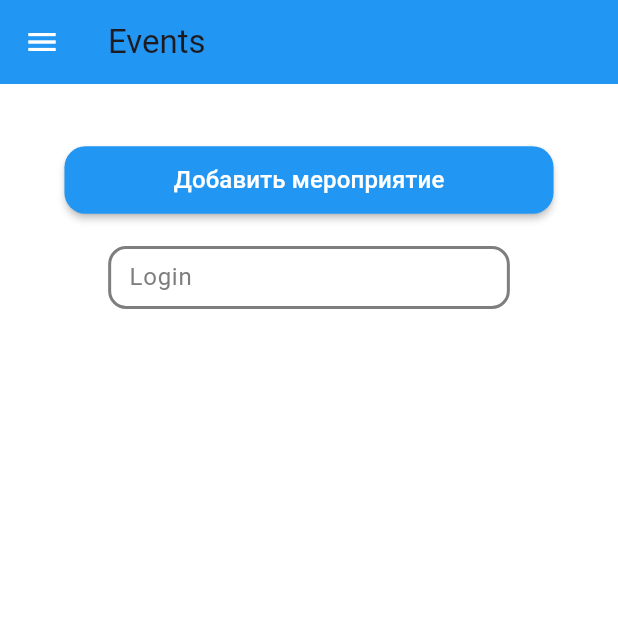
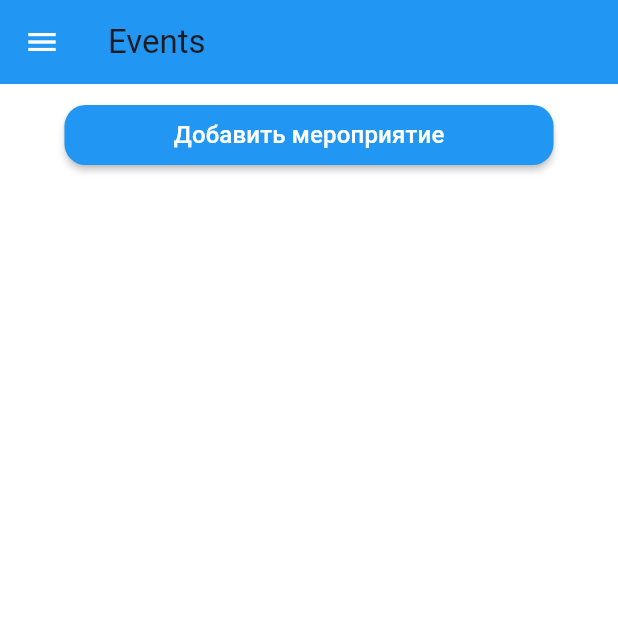
Before and after one commit to nakito-own/Lifeguard-app, a Flutter app: the EventsScreen screen opened by its route, on a phone screen of 412 x 824 dp, the top half of it. Run offline on Flutter 3.47's test engine with Material 3 defaults, Android fonts, the light colour scheme and no system bars; our stand-ins replace shared_preferences; accounts and stored records are empty.

Commit message:
Modification login mehanic -- ADD API

```diff
--- a/lib/main.dart
+++ b/lib/main.dart
@@ -1,6 +1,7 @@
 import 'package:flutter/material.dart';
 import 'package:lifeguard/screens/events_screen.dart';
 import 'package:lifeguard/screens/inventory_screen.dart';
+import 'package:lifeguard/screens/login_screen.dart';
 import 'package:lifeguard/screens/manuals_screen.dart';
 import 'package:lifeguard/screens/shift_screen.dart';
 import 'package:shared_preferences/shared_preferences.dart';
@@ -51,8 +52,9 @@ class _MyAppState extends State<MyApp> {
       theme: AppLightTheme.lightTheme,
       darkTheme: AppDarkTheme.darkTheme,
       themeMode: _isDarkTheme ? ThemeMode.dark : ThemeMode.light,
-      home: HomeScreen(toggleTheme: _toggleTheme),
+      home: LoginScreen(toggleTheme: _toggleTheme),
       routes: {
+        '/login': (context) => LoginScreen(toggleTheme: _toggleTheme),
         '/home': (context) => HomeScreen(toggleTheme: _toggleTheme),
         '/details': (context) => DetailsScreen(toggleTheme: _toggleTheme),
         '/profile': (context) => ProfileScreen(toggleTheme: _toggleTheme),
--- a/lib/screens/events_screen.dart
+++ b/lib/screens/events_screen.dart
@@ -11,26 +11,23 @@ class EventsScreen extends StatelessWidget {
 
   @override
   Widget build(BuildContext context) {
-    //final Map arguments = ModalRoute.of(context)!.settings.arguments as Map;
     return Scaffold(
       appBar: AppBar(
         title: Text('Events'),
       ),
       drawer: AppDrawer(toggleTheme: toggleTheme),
       body: Padding(
-          padding: EdgeInsets.only(top: 40, bottom:10, left:10, right:10),
+          padding: EdgeInsets.only(top: 10, bottom:10, left:10, right:10),
           child: Column(
-            crossAxisAlignment: CrossAxisAlignment.start,
+            crossAxisAlignment: CrossAxisAlignment.center,
             children: [
               CustomButton(
                   buttonText: 'Добавить мероприятие',
+                  MiniButton: false,
                   onPressed: (){
                     Navigator.pushNamed(context, '/home');
                   }),
               SizedBox(height: 20),
-              CustomTextField(
-                  text: 'Login',
-                  onPressed: (){})
             ],
           )
       )
--- a/lib/styles/themes/app_dark_theme.dart
+++ b/lib/styles/themes/app_dark_theme.dart
@@ -3,8 +3,8 @@ import 'package:flutter/material.dart';
 class AppDarkTheme {
   static final ThemeData darkTheme = ThemeData(
     brightness: Brightness.dark,
-    primaryColor: Colors.black,
-    scaffoldBackgroundColor: Colors.black87,
+    primaryColor: Colors.grey[980],
+    scaffoldBackgroundColor: Colors.grey[980],
     appBarTheme: AppBarTheme(
       color: Colors.black,
       iconTheme: IconThemeData(color: Colors.white),
--- a/lib/widgets/custom_button.dart
+++ b/lib/widgets/custom_button.dart
@@ -1,13 +1,16 @@
 import 'package:flutter/material.dart';
 
 class CustomButton extends StatelessWidget {
+
   final String buttonText;
+  final bool MiniButton;
   final VoidCallback onPressed;
 
   const CustomButton({
     Key? key,
     required this.buttonText,
     required this.onPressed,
+    required this.MiniButton
   }) : super(key: key);
 
   @override
@@ -16,14 +19,16 @@ class CustomButton extends StatelessWidget {
     final isDarkTheme = Theme.of(context).brightness == Brightness.dark;
     final buttonColor = isDarkTheme ? Colors.orange[900] : Colors.blue;
     final shadowColor = isDarkTheme ? Colors.black : Colors.black;
+    final buttonSize = MiniButton ? Size(160, 40) : Size(1000, 40);
 
     return Padding(
       padding: EdgeInsets.symmetric(horizontal: MediaQuery.of(context).size.width * 0.08),
       child: ElevatedButton(
         onPressed: onPressed,
         style: ElevatedButton.styleFrom(
-          padding: EdgeInsets.symmetric(horizontal: 40),
-          minimumSize: Size(0, 45),
+          //padding: EdgeInsets.symmetric(horizontal: 40),
+          //minimumSize: Size(10, 30),
+          maximumSize: buttonSize,
           backgroundColor: buttonColor,
           shadowColor: shadowColor,
           elevation: 2,
--- a/lib/widgets/custom_drawer_button.dart
+++ b/lib/widgets/custom_drawer_button.dart
@@ -18,12 +18,12 @@ class CustomDrawerButton extends StatelessWidget {
     final buttonColor = isDarkTheme ? Colors.grey[800] : Colors.blue;
 
     return Container(
-      margin: EdgeInsets.symmetric(horizontal: 10, vertical: 6),
+      margin: EdgeInsets.symmetric(horizontal: 10, vertical: 5),
       child: ElevatedButton(
         onPressed: onPressed,
         style: ElevatedButton.styleFrom(
           backgroundColor: buttonColor, // цвет кнопки
-          padding: EdgeInsets.symmetric(horizontal: 8, vertical: 14),
+          padding: EdgeInsets.symmetric(horizontal: 8, vertical: 10),
           textStyle: TextStyle(fontSize: 18, color: Colors.white),
           shape: const RoundedRectangleBorder(
             borderRadius: BorderRadius.all(Radius.circular(12)),
--- a/lib/widgets/custom_textfield.dart
+++ b/lib/widgets/custom_textfield.dart
@@ -1,13 +1,22 @@
 import 'package:flutter/material.dart';
 
+class CustomTextField extends StatefulWidget {
+  const CustomTextField({
+    Key? key,
+    required this.text,
+    required this.isPass,
+    required this.controller,
+  }) : super(key: key);
 
+  final String text;
+  final bool isPass;
+  final TextEditingController controller;
 
+  @override
+  _CustomTextFieldState createState() => _CustomTextFieldState();
+}
 
-class CustomTextField extends StatelessWidget {
-  const CustomTextField({Key? key, required this.text, required this.onPressed}) : super(key: key);
-  final String text;
-  final VoidCallback onPressed;
-
+class _CustomTextFieldState extends State<CustomTextField> {
   @override
   Widget build(BuildContext context) {
     return Center(
@@ -15,22 +24,22 @@ class CustomTextField extends StatelessWidget {
         width: MediaQuery.of(context).size.width * 0.65,
         height: 42,
         child: TextField(
-
+          controller: widget.controller,
+          obscureText: widget.isPass,
           decoration: InputDecoration(
-            hintText: text,
+            hintText: widget.text,
             hintStyle: TextStyle(
               fontSize: 16,
               fontWeight: FontWeight.w400,
               color: Color(0xff7e7e7e),
-            ) ,
-            enabled: true,
+            ),
             contentPadding: EdgeInsets.symmetric(horizontal: 10),
             focusedBorder: OutlineInputBorder(
               borderRadius: BorderRadius.circular(10),
               borderSide: BorderSide(
-                  color: Color(0xff7e7e7e),
-                  width: 2,
-                ),
+                color: Color(0xff7e7e7e),
+                width: 2,
+              ),
             ),
             enabledBorder: OutlineInputBorder(
               borderRadius: BorderRadius.circular(12),
@@ -39,12 +48,9 @@ class CustomTextField extends StatelessWidget {
                 width: 2,
               ),
             ),
-
           ),
         ),
-
       ),
-
     );
   }
 }
--- a/lib/widgets/my_info.dart
+++ b/lib/widgets/my_info.dart
@@ -1,7 +1,7 @@
 import 'package:flutter/gestures.dart';
 import 'package:flutter/material.dart';
-import 'package:url_launcher/url_launcher.dart';
-
+import 'package:lifeguard/widgets/small_text.dart';
+import "package:url_launcher/url_launcher.dart";
 
 class MyInfo extends StatelessWidget {
   const MyInfo({Key? key,
@@ -9,6 +9,7 @@ class MyInfo extends StatelessWidget {
     required this.VK_Link,
     required this.TG_Link,
     required this.Mail_Link}) : super(key: key);
+
   final String phone;
   final String VK_Link;
   final String TG_Link;
--- a/lib/widgets/profile_info_widget.dart
+++ b/lib/widgets/profile_info_widget.dart
@@ -1,7 +1,4 @@
 import 'package:flutter/material.dart';
-
-
-
 
 class ProfileInfoWidget extends StatelessWidget {
   const ProfileInfoWidget({Key? key,
--- a/pubspec.yaml
+++ b/pubspec.yaml
@@ -12,11 +12,11 @@ dependencies:
   flutter:
     sdk: flutter
   http: ^1.2.1
+  shared_preferences: ^2.0.15
 
 dev_dependencies:
   flutter_test:
     sdk: flutter
-  shared_preferences: ^2.0.15
   url_launcher: ^6.1.11
 
 flutter:
```
Also changed, not shown: lib/providers/login_provider.dart (added, +52 -0 lines), lib/screens/details_screen.dart (+1 -7 lines), lib/screens/login_screen.dart (added, +71 -0 lines), lib/providers/profile_provider.dart (added), lib/widgets/custom_exit_button.dart (renamed from lib/widgets/custom_components.dart), pubspec.lock.
